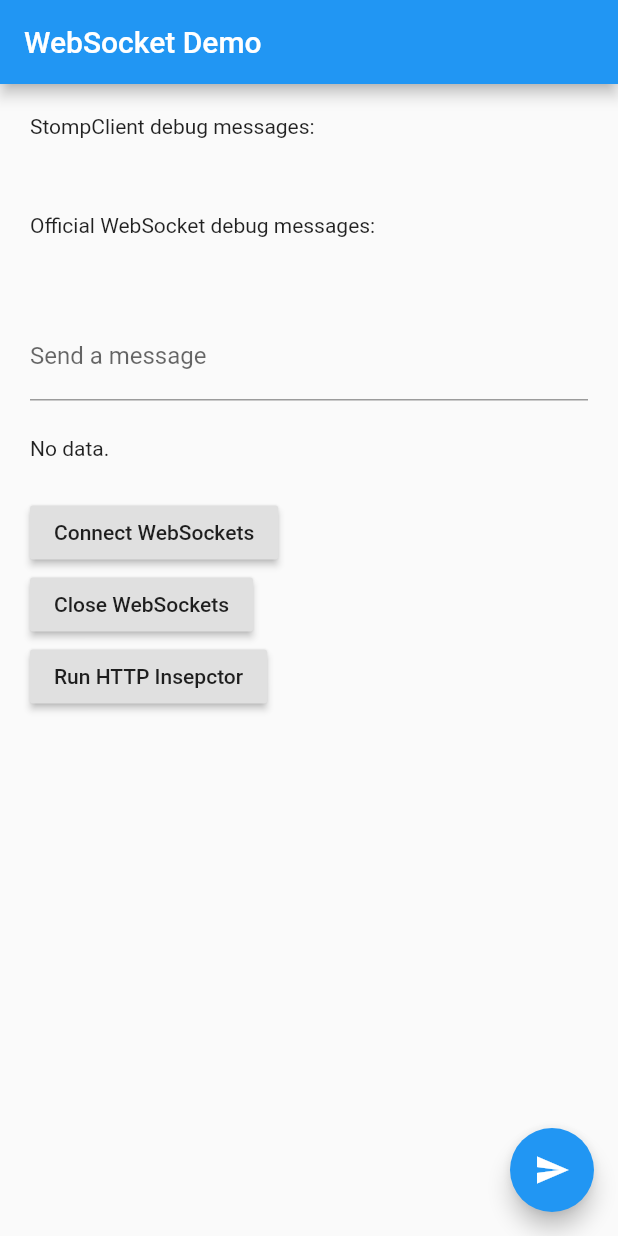
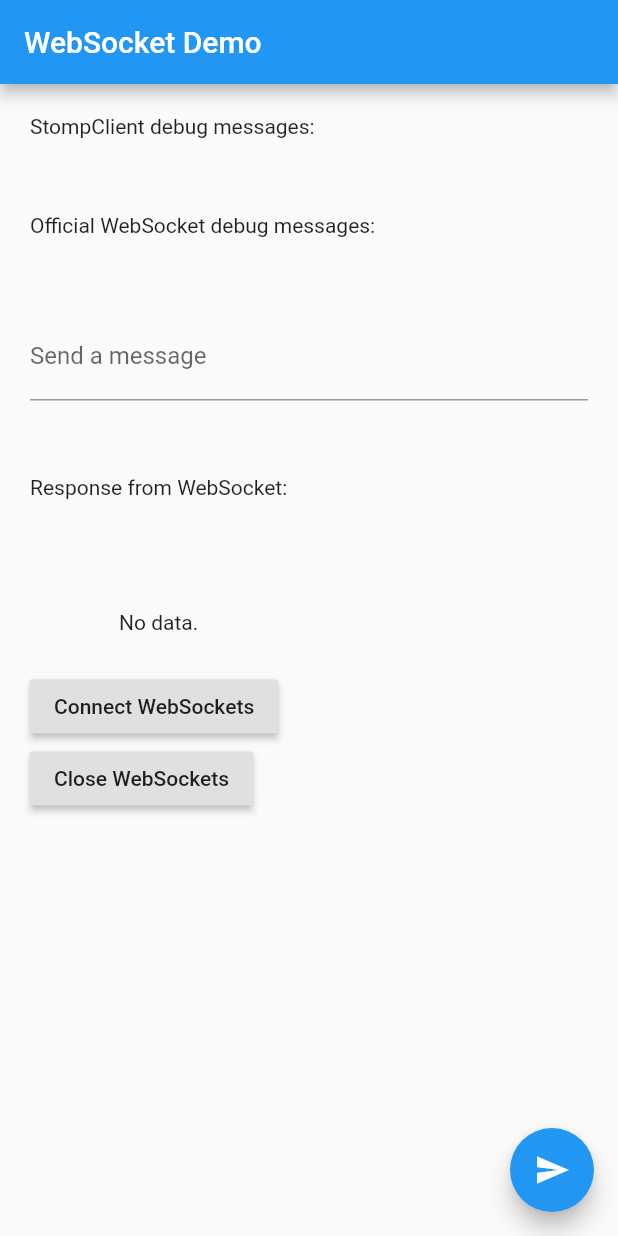
Before and after one commit to tkhenghong/flutter_websocket_test, a Flutter app: the screen it shows after launch, on a phone screen of 412 x 824 dp. Run offline on Flutter 3.47's test engine with Material 2 defaults, Android fonts, the phone set to English and light mode, and no system bars; missing offline and left inert: stomp_dart_client.

Commit message:
Minor edit in UI design

```diff
--- a/lib/main.dart
+++ b/lib/main.dart
@@ -44,8 +44,8 @@ class MyHomePage extends StatefulWidget {
 
 class _MyHomePageState extends State<MyHomePage> {
   bool connected = false;
-  bool enableStompClient = false;
-  bool enableOfficialWebSocket = false;
+  bool enableStompClient = true;
+  bool enableOfficialWebSocket = true;
   Map<String, String> headers = new HashMap();
 
   // Correct URL (Connect to self made websocket-demo project: 'ws://192.168.88.156:8080/ws/websocket')
@@ -212,9 +212,16 @@ class _MyHomePageState extends State<MyHomePage> {
                     if (snapshot.hasData) {
                       print("snapshot.data: " + snapshot.data.toString());
                     }
-                    return Padding(
-                      padding: const EdgeInsets.symmetric(vertical: 24.0),
-                      child: Text(snapshot.hasData ? '${snapshot.data}' : 'No data.'),
+                    return Column(
+                      children: [
+                        SizedBox(height: 50,),
+                        Text('Response from WebSocket:'),
+                        SizedBox(height: 50,),
+                        Padding(
+                          padding: const EdgeInsets.symmetric(vertical: 24.0),
+                          child: Text(snapshot.hasData ? '${snapshot.data}' : 'No data.'),
+                        )
+                      ],
                     );
                   },
                 ),
@@ -225,12 +232,6 @@ class _MyHomePageState extends State<MyHomePage> {
                 RaisedButton(
                   child: Text('Close WebSockets'),
                   onPressed: closeWebSockets,
-                ),
-                RaisedButton(
-                  onPressed: () {
-                    print('Pressed Nothing.');
-                  },
-                  child: Text("Run HTTP Insepctor"),
                 )
               ],
             ),
```
